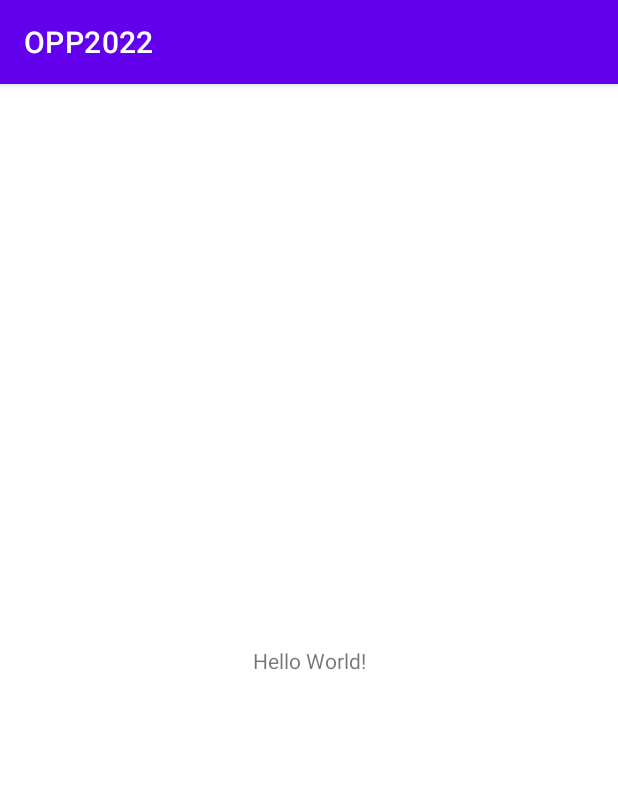
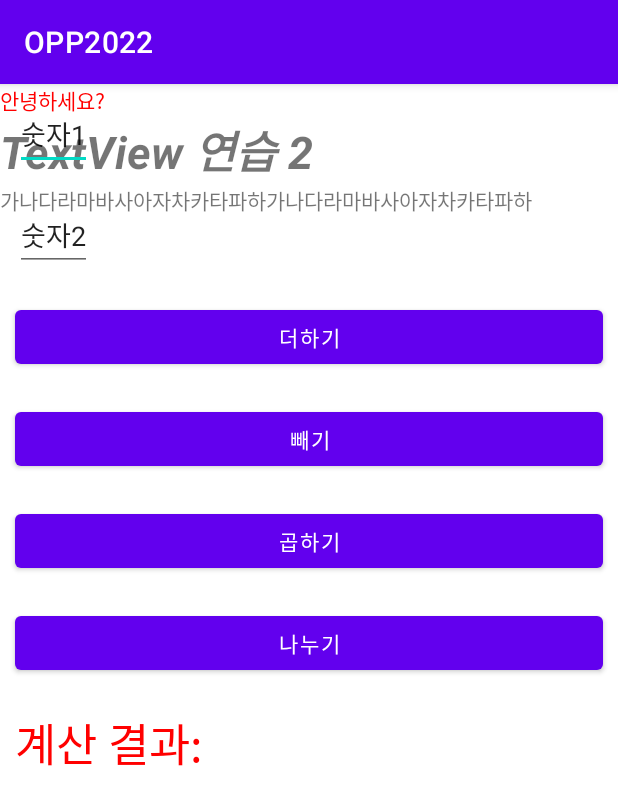
Before and after one commit to yewon0804/OPP2022, an Android app: the screen it shows after launch (MainActivity), on a phone screen of 412 x 824 dp. Shown: the top 805 px of the screen. Run offline under Robolectric (Android 15) with nearby library versions, the phone set to English and light mode, and no system bars.

Commit message:
Back up week 4 task 기본 위젯 속성(.xml) 실습(text att, layout width, height, background, margin, padding, id, visibility, enabled & clicked..)

```diff
--- a/app/src/main/java/com/example/opp2022/MainActivity.java
+++ b/app/src/main/java/com/example/opp2022/MainActivity.java
@@ -2,7 +2,10 @@ package com.example.opp2022;
 
 import androidx.appcompat.app.AppCompatActivity;
 
+import android.graphics.Color;
+import android.graphics.Typeface;
 import android.os.Bundle;
+import android.widget.TextView;
 
 public class MainActivity extends AppCompatActivity {
 
@@ -10,5 +13,17 @@ public class MainActivity extends AppCompatActivity {
     protected void onCreate(Bundle savedInstanceState) {
         super.onCreate(savedInstanceState);
         setContentView(R.layout.activity_main);
+
+        TextView tv1, tv2, tv3;
+        tv1 = (TextView) findViewById(R.id.textView1);
+        tv2 = (TextView) findViewById(R.id.textView2);
+        tv3 = (TextView) findViewById(R.id.textView3);
+
+        tv1.setText("안녕하세요?");
+        tv1.setTextColor(Color.RED);
+        tv2.setTextSize(30);
+        tv2.setTypeface(Typeface.SANS_SERIF, Typeface.BOLD_ITALIC);
+        tv3.setText("가나다라마바사아자차카타파하가나다라마바사아자차카타파하");
+        tv3.setSingleLine();
     }
 }
--- a/app/src/main/res/layout/activity_main.xml
+++ b/app/src/main/res/layout/activity_main.xml
@@ -6,13 +6,82 @@
     android:layout_height="match_parent"
     tools:context=".MainActivity">
 
-    <TextView
-        android:layout_width="wrap_content"
-        android:layout_height="wrap_content"
-        android:text="Hello World!"
-        app:layout_constraintBottom_toBottomOf="parent"
-        app:layout_constraintLeft_toLeftOf="parent"
-        app:layout_constraintRight_toRightOf="parent"
-        app:layout_constraintTop_toTopOf="parent" />
+    <LinearLayout
+        android:layout_width="match_parent"
+        android:layout_height="match_parent"
+        android:orientation="vertical">
+
+        <TextView
+            android:id="@+id/textView1"
+            android:layout_width="match_parent"
+            android:layout_height="wrap_content"
+            android:text="TextView 연습 1" />
+
+        <TextView
+            android:id="@+id/textView2"
+            android:layout_width="match_parent"
+            android:layout_height="wrap_content"
+            android:text="TextView 연습 2" />
+
+        <TextView
+            android:id="@+id/textView3"
+            android:layout_width="match_parent"
+            android:layout_height="wrap_content"
+            android:text="TextView 연습 3" />
+    </LinearLayout>
+
+    <LinearLayout
+        android:layout_width="match_parent"
+        android:layout_height="match_parent"
+        android:orientation="vertical">
+
+        <EditText
+            android:layout_width="wrap_content"
+            android:layout_height="wrap_content"
+            android:id="@+id/Edit1"
+            android:layout_margin="10dp"
+            android:text="숫자1"/>
+        <EditText
+            android:layout_width="wrap_content"
+            android:layout_height="wrap_content"
+            android:id="@+id/Edit2"
+            android:layout_margin="10dp"
+            android:text="숫자2"/>
+
+        <Button
+            android:layout_width="match_parent"
+            android:layout_height="wrap_content"
+            android:id="@+id/BtnAdd"
+            android:layout_margin="10dp"
+            android:text="더하기"/>
+        <Button
+            android:layout_width="match_parent"
+            android:layout_height="wrap_content"
+            android:id="@+id/BtnSub"
+            android:layout_margin="10dp"
+            android:text="빼기"/>
+        <Button
+            android:layout_width="match_parent"
+            android:layout_height="wrap_content"
+            android:id="@+id/BtnMul"
+            android:layout_margin="10dp"
+            android:text="곱하기"/>
+        <Button
+            android:layout_width="match_parent"
+            android:layout_height="wrap_content"
+            android:id="@+id/BtnDIv"
+            android:layout_margin="10dp"
+            android:text="나누기"/>
+        <TextView
+            android:layout_width="wrap_content"
+            android:layout_height="wrap_content"
+            android:id="@+id/TextResult"
+            android:textSize="30dp"
+            android:textColor="#ff0000"
+            android:layout_margin="10dp"
+            android:text="계산 결과: "/>
+
+    </LinearLayout>
+
 
 </androidx.constraintlayout.widget.ConstraintLayout>
```
Also changed, not shown: app/src/main/res/layout/background.xml (added, +13 -0 lines), app/src/main/res/layout/enabled_clickable.xml (added, +22 -0 lines), app/src/main/res/layout/idtest.xml (added, +28 -0 lines), app/src/main/res/layout/layout_width_height.xml (added, +9 -0 lines), app/src/main/res/layout/layout_width_height2.xml (added, +11 -0 lines), app/src/main/res/layout/layout_width_height3.xml (added, +11 -0 lines), app/src/main/res/layout/layout_width_height4.xml (added, +11 -0 lines), app/src/main/res/layout/layout_width_height5.xml (added, +11 -0 lines), app/src/main/res/layout/nomargin.xml (added, +22 -0 lines), app/src/main/res/layout/rotation.xml (added, +22 -0 lines), app/src/main/res/layout/textatt.xml (added, +44 -0 lines), app/src/main/res/layout/visibility.xml (added, +31 -0 lines), app/src/main/res/layout/yesmargin.xml (added, +25 -0 lines), app/src/main/res/layout/yespadding.xml (added, +23 -0 lines).
